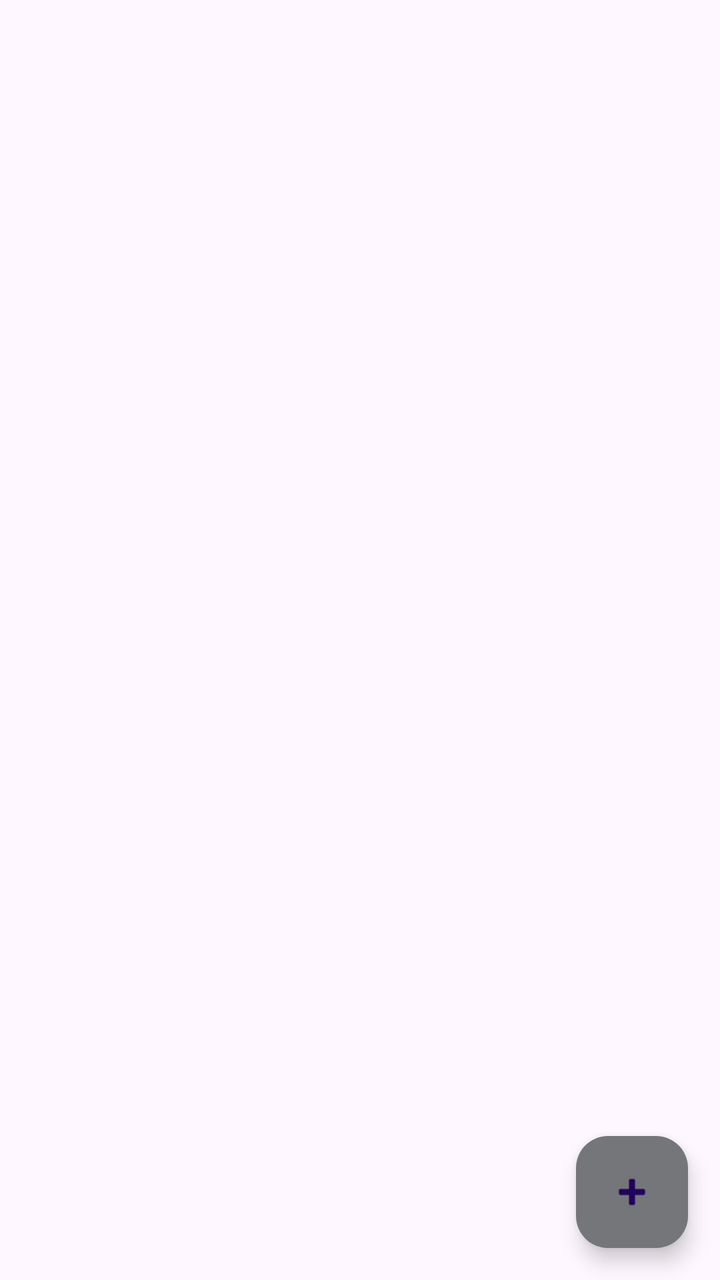
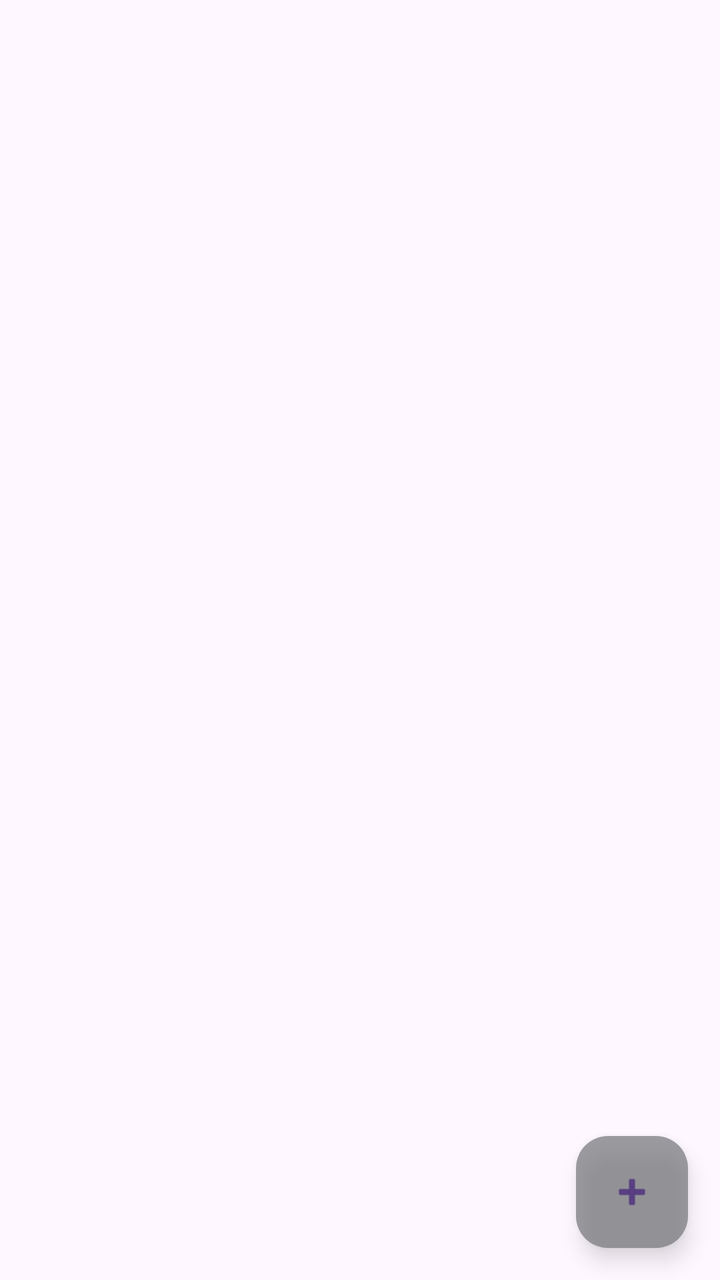

The first picture is an Android layout as it rendered before a commit; the second is the same layout after the commit. The layout source and the unified diff follow.
<!-- AndroidManifest.xml: activity theme Theme.MyBooklist -->
<!-- res/layout/activity_main.xml -->
<?xml version="1.0" encoding="utf-8"?>
<androidx.coordinatorlayout.widget.CoordinatorLayout xmlns:android="http://schemas.android.com/apk/res/android"
    xmlns:app="http://schemas.android.com/apk/res-auto"
    xmlns:tools="http://schemas.android.com/tools"
    android:id="@+id/main"
    android:layout_width="match_parent"
    android:layout_height="match_parent"
    android:layout_marginVertical="24sp"
    tools:context=".MainActivity">

    <ListView
        android:id="@+id/listView"
        android:layout_width="match_parent"
        android:layout_height="match_parent"
        android:layout_marginTop="12dp"
        android:divider="@android:color/transparent"
        android:dividerHeight="10.0sp"
        android:scrollbars="vertical"
        app:layout_anchor="@+id/listView"
        app:layout_anchorGravity="bottom"
        tools:listitem="@layout/list_item" />

    <com.google.android.material.floatingactionbutton.FloatingActionButton
        android:id="@+id/add_book_button"
        android:layout_width="wrap_content"
        android:layout_height="wrap_content"
        android:layout_gravity="bottom|end"
        android:layout_marginEnd="@dimen/fab_margin"
        android:layout_marginBottom="16dp"
        android:backgroundTint="@color/material_dynamic_neutral50"
        android:contentDescription="@string/add_new_book"
        app:srcCompat="@android:drawable/ic_input_add" />

</androidx.coordinatorlayout.widget.CoordinatorLayout>
<!-- res/layout/list_item.xml (included above) -->
<?xml version="1.0" encoding="utf-8"?>
<androidx.cardview.widget.CardView xmlns:android="http://schemas.android.com/apk/res/android"
    xmlns:app="http://schemas.android.com/apk/res-auto"
    android:id="@+id/bookCard"
    android:layout_width="match_parent"
    android:layout_height="wrap_content"
    android:layout_marginHorizontal="10dp"
    android:layout_marginVertical="10dp"
    android:layout_marginStart="12dp"
    android:layout_marginEnd="12dp"
    app:cardCornerRadius="20dp"
    app:cardElevation="8dp">

    <RelativeLayout
        android:layout_width="match_parent"
        android:layout_height="wrap_content">

        <TextView
            android:id="@+id/listBookTitle"
            android:layout_width="wrap_content"
            android:layout_height="wrap_content"
            android:layout_marginHorizontal="15dp"
            android:layout_marginVertical="15dp"
            android:text="Book Title"
            android:textSize="20sp" />

        <TextView
            android:id="@+id/listBookOwned"
            android:layout_width="wrap_content"
            android:layout_height="wrap_content"
            android:layout_marginHorizontal="10dp"
            android:layout_marginVertical="15dp"
            android:layout_toStartOf="@id/listBookAvailable"
            android:text="20"
            android:textSize="20sp" />

        <TextView
            android:id="@+id/listBookAvailable"
            android:layout_width="wrap_content"
            android:layout_height="wrap_content"
            android:layout_alignParentEnd="true"
            android:layout_marginHorizontal="15dp"
            android:layout_marginVertical="15dp"
            android:text="21"
            android:textColor="@color/material_dynamic_neutral50"
            android:textSize="20sp" />

    </RelativeLayout>

</androidx.cardview.widget.CardView>
<!-- resources referenced by this layout -->
<resources>
  <dimen name="fab_margin">16dp</dimen>
  <string name="add_new_book">Add new book</string>
  <style name="Theme.MyBooklist" parent="Base.Theme.MyBooklist" />
  <style name="Base.Theme.MyBooklist" parent="Theme.Material3.DayNight.NoActionBar">
          
      </style>
</resources>

<!-- the commit's change to res/layout/activity_main.xml (unified diff, before → after) -->
@@ -12,7 +12,7 @@
         android:id="@+id/listView"
         android:layout_width="match_parent"
         android:layout_height="match_parent"
-        android:layout_marginTop="12dp"
+        android:layout_marginTop="36dp"
         android:divider="@android:color/transparent"
         android:dividerHeight="10.0sp"
         android:scrollbars="vertical"
@@ -28,6 +28,7 @@
         android:layout_marginEnd="@dimen/fab_margin"
         android:layout_marginBottom="16dp"
         android:backgroundTint="@color/material_dynamic_neutral50"
+        android:alpha="0.70"
         android:contentDescription="@string/add_new_book"
         app:srcCompat="@android:drawable/ic_input_add" />
 
